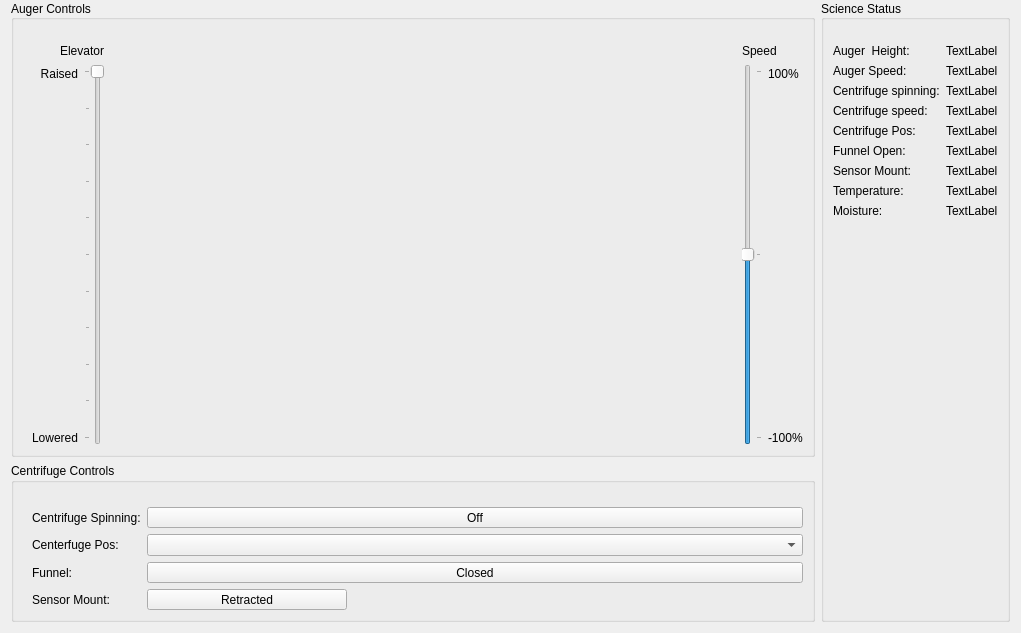
Before: the Qt Designer form Workspace/src/rover_gui/ui/sciencecontrolswidget.ui in uwrobotics/MarsRover2019, drawn with Qt 5.
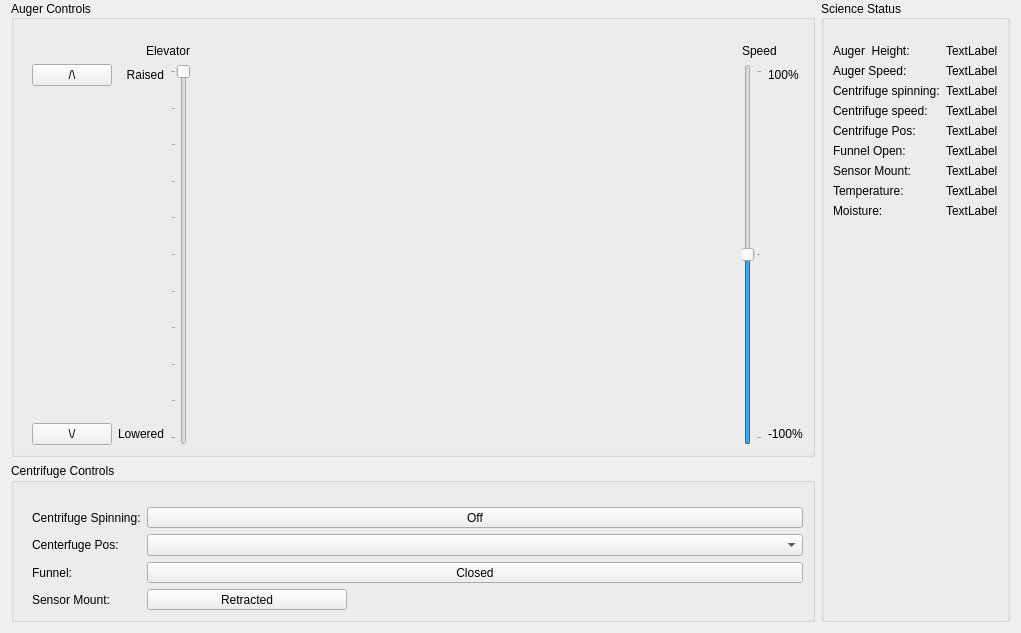
After: the same form once the commit is applied.

Commit message: added back elevator buttons

Diff of the .ui file:
```diff
--- a/Workspace/src/rover_gui/ui/sciencecontrolswidget.ui
+++ b/Workspace/src/rover_gui/ui/sciencecontrolswidget.ui
@@ -156,7 +156,46 @@
       <property name="topMargin">
        <number>24</number>
       </property>
-      <item row="1" column="2">
+      <item row="3" column="1">
+       <widget class="QLabel" name="label_16">
+        <property name="sizePolicy">
+         <sizepolicy hsizetype="Minimum" vsizetype="Minimum">
+          <horstretch>0</horstretch>
+          <verstretch>0</verstretch>
+         </sizepolicy>
+        </property>
+        <property name="text">
+         <string>Lowered</string>
+        </property>
+        <property name="alignment">
+         <set>Qt::AlignRight|Qt::AlignTrailing|Qt::AlignVCenter</set>
+        </property>
+       </widget>
+      </item>
+      <item row="1" column="1">
+       <widget class="QLabel" name="label_17">
+        <property name="sizePolicy">
+         <sizepolicy hsizetype="Minimum" vsizetype="Minimum">
+          <horstretch>0</horstretch>
+          <verstretch>0</verstretch>
+         </sizepolicy>
+        </property>
+        <property name="text">
+         <string>Raised</string>
+        </property>
+        <property name="alignment">
+         <set>Qt::AlignRight|Qt::AlignTrailing|Qt::AlignVCenter</set>
+        </property>
+       </widget>
+      </item>
+      <item row="1" column="5">
+       <widget class="QLabel" name="label_19">
+        <property name="text">
+         <string>100%</string>
+        </property>
+       </widget>
+      </item>
+      <item row="1" column="3">
        <spacer name="horizontalSpacer">
         <property name="orientation">
          <enum>Qt::Horizontal</enum>
@@ -169,7 +208,44 @@
         </property>
        </spacer>
       </item>
-      <item row="1" column="1" rowspan="3">
+      <item row="0" column="1" colspan="2">
+       <widget class="QLabel" name="label">
+        <property name="text">
+         <string>Elevator</string>
+        </property>
+        <property name="alignment">
+         <set>Qt::AlignRight|Qt::AlignTrailing|Qt::AlignVCenter</set>
+        </property>
+       </widget>
+      </item>
+      <item row="3" column="5">
+       <widget class="QLabel" name="label_18">
+        <property name="text">
+         <string>-100%</string>
+        </property>
+       </widget>
+      </item>
+      <item row="2" column="1">
+       <spacer name="verticalSpacer">
+        <property name="orientation">
+         <enum>Qt::Vertical</enum>
+        </property>
+        <property name="sizeHint" stdset="0">
+         <size>
+          <width>20</width>
+          <height>40</height>
+         </size>
+        </property>
+       </spacer>
+      </item>
+      <item row="0" column="4" colspan="2">
+       <widget class="QLabel" name="label_2">
+        <property name="text">
+         <string>Speed</string>
+        </property>
+       </widget>
+      </item>
+      <item row="1" column="2" rowspan="3">
        <widget class="QSlider" name="augerHeightSlider">
         <property name="sizePolicy">
          <sizepolicy hsizetype="Fixed" vsizetype="Expanding">
@@ -203,62 +279,7 @@
         </property>
        </widget>
       </item>
-      <item row="0" column="0" colspan="2">
-       <widget class="QLabel" name="label">
-        <property name="text">
-         <string>Elevator</string>
-        </property>
-        <property name="alignment">
-         <set>Qt::AlignRight|Qt::AlignTrailing|Qt::AlignVCenter</set>
-        </property>
-       </widget>
-      </item>
-      <item row="2" column="0">
-       <spacer name="verticalSpacer">
-        <property name="orientation">
-         <enum>Qt::Vertical</enum>
-        </property>
-        <property name="sizeHint" stdset="0">
-         <size>
-          <width>20</width>
-          <height>40</height>
-         </size>
-        </property>
-       </spacer>
-      </item>
-      <item row="3" column="0">
-       <widget class="QLabel" name="label_16">
-        <property name="sizePolicy">
-         <sizepolicy hsizetype="Minimum" vsizetype="Minimum">
-          <horstretch>0</horstretch>
-          <verstretch>0</verstretch>
-         </sizepolicy>
-        </property>
-        <property name="text">
-         <string>Lowered</string>
-        </property>
-        <property name="alignment">
-         <set>Qt::AlignRight|Qt::AlignTrailing|Qt::AlignVCenter</set>
-        </property>
-       </widget>
-      </item>
-      <item row="1" column="0">
-       <widget class="QLabel" name="label_17">
-        <property name="sizePolicy">
-         <sizepolicy hsizetype="Minimum" vsizetype="Minimum">
-          <horstretch>0</horstretch>
-          <verstretch>0</verstretch>
-         </sizepolicy>
-        </property>
-        <property name="text">
-         <string>Raised</string>
-        </property>
-        <property name="alignment">
-         <set>Qt::AlignRight|Qt::AlignTrailing|Qt::AlignVCenter</set>
-        </property>
-       </widget>
-      </item>
-      <item row="1" column="3" rowspan="3">
+      <item row="1" column="4" rowspan="3">
        <widget class="QSlider" name="augerSpeedSlider">
         <property name="minimum">
          <number>-10</number>
@@ -286,24 +307,17 @@
         </property>
        </widget>
       </item>
-      <item row="3" column="4">
-       <widget class="QLabel" name="label_18">
+      <item row="3" column="0">
+       <widget class="QPushButton" name="elevatorDownButton">
         <property name="text">
-         <string>-100%</string>
+         <string>\/</string>
         </property>
        </widget>
       </item>
-      <item row="1" column="4">
-       <widget class="QLabel" name="label_19">
+      <item row="1" column="0">
+       <widget class="QPushButton" name="elevatorUpButton">
         <property name="text">
-         <string>100%</string>
-        </property>
-       </widget>
-      </item>
-      <item row="0" column="3" colspan="2">
-       <widget class="QLabel" name="label_2">
-        <property name="text">
-         <string>Speed</string>
+         <string>/\</string>
         </property>
        </widget>
       </item>
```
